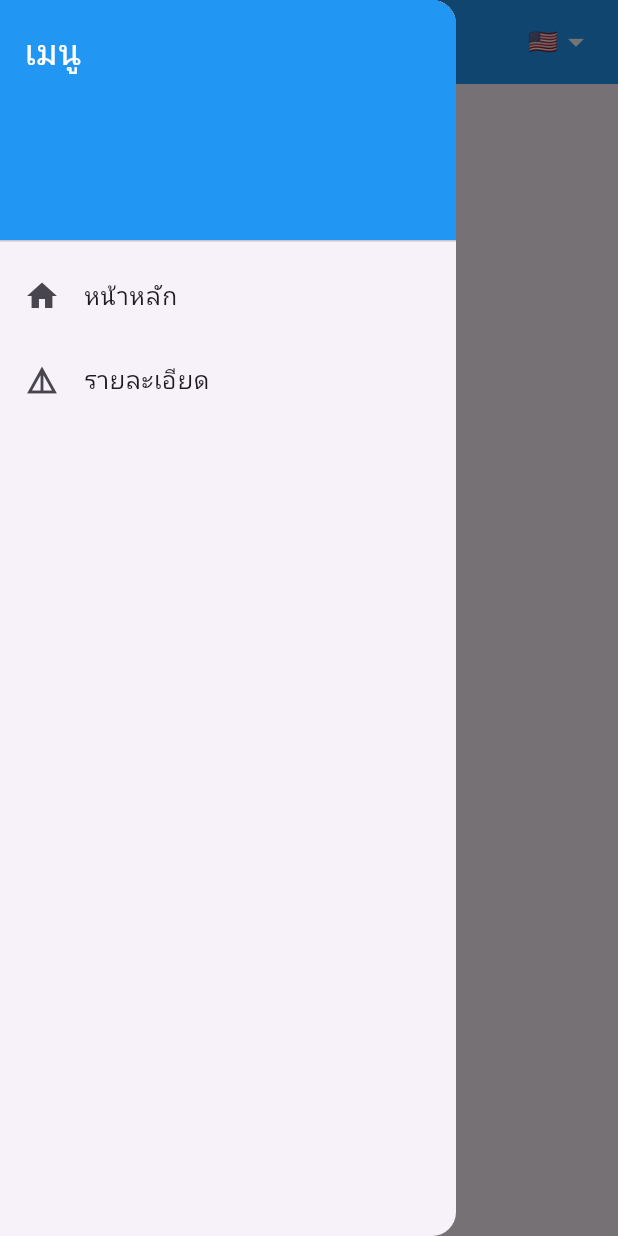
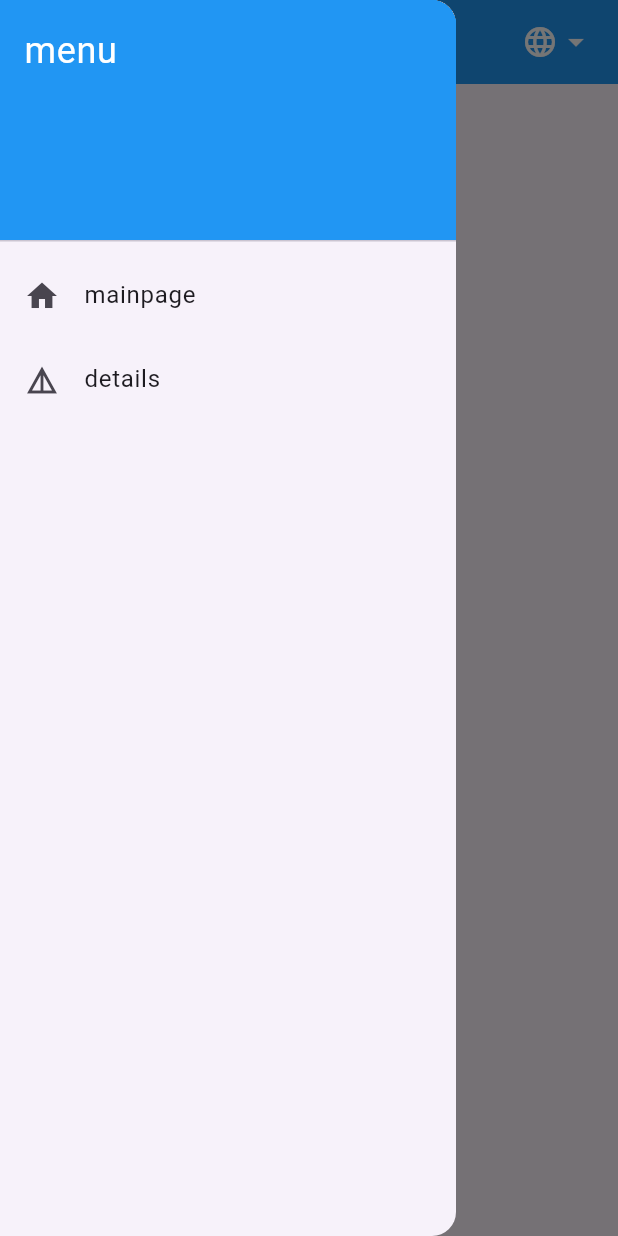
Before and after one commit to Bossy8bit/Rehab2024_flutter, a Flutter app: the screen it shows after launch, with the side drawer open, on a phone screen of 412 x 824 dp. Run offline on Flutter 3.47's test engine with Material 3 defaults, Android fonts, the phone set to English and light mode, and no system bars; our stand-ins replace go_router; generated files the repository leaves out were written again.

Commit message:
main_1
adding localization 'en' and 'th'
custom scaffold
and custom mainpage

```diff
--- /dev/null
+++ b/rehab2024/l10n.yaml
@@ -0,0 +1,3 @@
+arb-dir: lib/l10n
+template-arb-file: intl_en.arb
+output-localization-file: app_localizations.dart
--- a/rehab2024/lib/CustomScaffold.dart
+++ b/rehab2024/lib/CustomScaffold.dart
@@ -1,51 +1,34 @@
-
 import 'package:flutter/material.dart';
-// import 'package:flutter_gen/gen_l10n/app_localizations.dart';
+import 'package:flutter_gen/gen_l10n/app_localizations.dart';
 import 'package:go_router/go_router.dart';
 
-class CustomScaffold extends StatefulWidget {
-  final String title;
+class CustomScaffold extends StatelessWidget {
   final Widget body;
+  final AppBar appBar;
+  final Function(Locale) changeLanguage;
 
- CustomScaffold({required this.title, required this.body, required AppBar appBar});
-
-  @override
-  _CustomScaffoldState createState() => _CustomScaffoldState();
-}
-
-class _CustomScaffoldState extends State<CustomScaffold> {
-  Locale _locale = Locale('en'); // กำหนดค่าเริ่มต้นเป็นภาษาอังกฤษ
-
-  void _changeLanguage(Locale locale) {
-    setState(() {
-      _locale = locale;
-    });
-  }
+  CustomScaffold({
+    required this.body,
+    required this.appBar,
+    required this.changeLanguage,
+  });
 
   @override
   Widget build(BuildContext context) {
-    return Localizations.override(
-      context: context,
-      locale: _locale,
-      child: Scaffold(
-        appBar: _buildAppBar(context),
-        drawer: _buildDrawer(context), // เพิ่ม Drawer ที่นี่
-        body: widget.body,
-      ),
-    );
-  }
-
-  AppBar _buildAppBar(BuildContext context) {
-    return AppBar(
-      // title: Text(AppLocalizations.of(context)!.homeTitle),
-      title: Icon(Icons.auto_awesome_motion),
+  return Scaffold(
+    appBar: AppBar(
+      title: Text(AppLocalizations.of(context)!.mainpage),
       backgroundColor: Colors.blue,
       centerTitle: true,
       actions: [
-        _buildLanguageDropdown(),
+        _buildLanguageDropdown(), // เพิ่ม dropdown เพื่อเลือกภาษา
       ],
-    );
-  }
+    ),
+    drawer: _buildDrawer(context), // Add the drawer here
+    body: body,
+  );
+}
+
 
   Widget _buildLanguageDropdown() {
     return Padding(
@@ -54,15 +37,13 @@ class _CustomScaffoldState extends State<CustomScaffold> {
         child: DropdownButton<Locale>(
           icon: Row(
             children: [
-              Text(
-                _getFlagEmoji(_locale.languageCode), // ใช้ฟังก์ชัน _getFlagEmoji() ในการเลือกธง
-              ),
+              Icon(Icons.language, color: Colors.white),
               Icon(Icons.arrow_drop_down, color: Colors.white),
             ],
           ),
           onChanged: (Locale? newLocale) {
             if (newLocale != null) {
-              _changeLanguage(newLocale);
+              changeLanguage(newLocale); // เรียกใช้ฟังก์ชัน changeLanguage เพื่อเปลี่ยนภาษา
             }
           },
           items: [
@@ -74,16 +55,39 @@ class _CustomScaffoldState extends State<CustomScaffold> {
     );
   }
 
-  // ฟังก์ชันที่คืนค่า Emoji ของธงตามรหัสภาษา
-  String _getFlagEmoji(String languageCode) {
-    switch (languageCode) {
-      case 'en':
-        return '🇺🇸'; // ธงอเมริกา สำหรับภาษาอังกฤษ
-      case 'th':
-        return '🇹🇭'; // ธงไทย สำหรับภาษาไทย
-      default:
-        return '🌐'; // ธงโลก สำหรับภาษาที่ไม่รู้จัก
-    }
+  Widget _buildDrawer(BuildContext context) {
+    return Drawer(
+      child: ListView(
+        children: [
+          DrawerHeader(
+            decoration: BoxDecoration(color: Colors.blue),
+            child: Text(
+              AppLocalizations.of(context)!.menu,
+              style: TextStyle(color: Colors.white, fontSize: 24),
+            ),
+          ),
+          ListTile(
+            leading: Icon(Icons.home),
+            // title: Text('หน้าหลัก'),
+            title: Text(AppLocalizations.of(context)!.mainpage),
+            onTap: () {
+              Navigator.pop(context);
+              context.go('/'); // นำทางไปที่หน้าหลัก
+            },
+          ),
+          ListTile(
+            leading: Icon(Icons.details),
+            // title: Text('รายละเอียด'),
+            title: Text(AppLocalizations.of(context)!.details),
+            onTap: () {
+              Navigator.pop(context);
+              context.go('/details'); // นำทางไปที่หน้ารายละเอียด
+            },
+          ),
+          // สามารถเพิ่มรายการอื่น ๆ ได้ตามต้องการ
+        ],
+      ),
+    );
   }
 
   DropdownMenuItem<Locale> _buildDropdownMenuItem(Locale locale, String flag, String text) {
@@ -98,37 +102,4 @@ class _CustomScaffoldState extends State<CustomScaffold> {
       ),
     );
   }
-
-  Widget _buildDrawer(BuildContext context) {
-    return Drawer(
-      child: ListView(
-        children: [
-          DrawerHeader(
-            decoration: BoxDecoration(color: Colors.blue),
-            child: Text(
-              'เมนู',
-              style: TextStyle(color: Colors.white, fontSize: 24),
-            ),
-          ),
-          ListTile(
-            leading: Icon(Icons.home),
-            title: Text('หน้าหลัก'),
-            onTap: () {
-              Navigator.pop(context);
-              context.go('/'); // นำทางไปที่หน้าหลัก
-            },
-          ),
-          ListTile(
-            leading: Icon(Icons.details),
-            title: Text('รายละเอียด'),
-            onTap: () {
-              Navigator.pop(context);
-              context.go('/details'); // นำทางไปที่หน้ารายละเอียด
-            },
-          ),
-          // สามารถเพิ่มรายการอื่น ๆ ได้ตามต้องการ
-        ],
-      ),
-    );
-  }
 }
--- a/rehab2024/lib/HomeScreen.dart
+++ b/rehab2024/lib/HomeScreen.dart
@@ -1,20 +1,20 @@
 
 import 'package:flutter/material.dart';
 import 'package:go_router/go_router.dart';
-import 'package:rehab2024/CustomScaffold.dart';
+import 'package:flutter_gen/gen_l10n/app_localizations.dart';
 
-
+import 'CustomScaffold.dart';
 
 class HomeScreen extends StatelessWidget {
+   final Function(Locale) changeLanguage;
+
+  HomeScreen({required this.changeLanguage});
 
   @override
-
   Widget build(BuildContext context) {
     return CustomScaffold(
-      appBar: AppBar(
-        title: Text('หน้าหลัก'),
-      ),
-      title: 'หน้าหลัก',
+      changeLanguage: changeLanguage,
+      appBar: AppBar(),
       body: SingleChildScrollView(
         child:Center(
         child: Column(
@@ -25,7 +25,7 @@ class HomeScreen extends StatelessWidget {
               onPressed: () {
                 context.go('/'); // นำทางไปที่หน้าhome
               },
-              child: Text('ไปที่หน้าHome'),
+              child:  Text(AppLocalizations.of(context)!.gotohome)
             ),
 
             SizedBox(height: 10),
--- /dev/null
+++ b/rehab2024/lib/l10n/intl_en.arb
@@ -0,0 +1,7 @@
+{
+    "helloworld":"helloworld",
+    "mainpage":"mainpage",
+    "menu":"menu",
+    "details":"details",
+    "gotohome":"gotohome"
+}
--- /dev/null
+++ b/rehab2024/lib/l10n/intl_th.arb
@@ -0,0 +1,7 @@
+{
+    "helloworld":"สวัสดี",
+    "mainpage":"หน้าหลัก",
+    "menu":"เมนู",
+    "details":"รายละเอียด",
+    "gotohome":"ไปที่หน้าโฮม"
+}
--- a/rehab2024/lib/main.dart
+++ b/rehab2024/lib/main.dart
@@ -1,51 +1,104 @@
+
+
+// import 'package:flutter/material.dart';
+// import 'package:flutter_localizations/flutter_localizations.dart';
+// import 'package:go_router/go_router.dart';
+// import 'package:flutter_gen/gen_l10n/app_localizations.dart';
+// import 'HomeScreen.dart';
+
+// void main() {
+//   runApp(MyApp());
+// }
+
+// class MyApp extends StatefulWidget {
+//   @override
+//   _MyAppState createState() => _MyAppState();
+// }
+// class _MyAppState extends State<MyApp> {
+//   Locale _locale = Locale('en'); // Default locale
+
+//   // Function to update the app's locale
+//   void _changeLanguage(Locale locale) {
+//     setState(() {
+//       _locale = locale;
+//     });
+//   }
+
+//   @override
+//   Widget build(BuildContext context) {
+//     final GoRouter _router = GoRouter(
+//       routes: [
+//         GoRoute(
+//           path: '/',
+//           builder: (context, state) => HomeScreen(),
+//         ),
+//       ],
+//     );
+
+//     return MaterialApp.router(
+//       routerConfig: _router,
+//       locale: _locale, // Set the locale for the entire app
+//       debugShowCheckedModeBanner: false,
+//       localizationsDelegates: [
+//         AppLocalizations.delegate,
+//         GlobalMaterialLocalizations.delegate,
+//         GlobalWidgetsLocalizations.delegate,
+//         GlobalCupertinoLocalizations.delegate,
+//       ],
+//       supportedLocales: AppLocalizations.supportedLocales,
+//     );
+//   }
+// }
+
+
 import 'package:flutter/material.dart';
+import 'package:flutter_localizations/flutter_localizations.dart';
 import 'package:go_router/go_router.dart';
-
+import 'package:flutter_gen/gen_l10n/app_localizations.dart';
 import 'HomeScreen.dart';
 
+import 'CustomScaffold.dart';
 
 void main() {
   runApp(MyApp());
 }
 
-class MyApp extends StatelessWidget {
-  MyApp({Key? key}) : super(key: key);
+class MyApp extends StatefulWidget {
+  @override
+  _MyAppState createState() => _MyAppState();
+}
+class _MyAppState extends State<MyApp> {
+  Locale _locale = Locale('en'); // Default locale
 
-  // สร้าง GoRouter
-  final GoRouter _router = GoRouter(
-    routes: [
-      GoRoute(
-        path: '/',
-        builder: (context, state) => HomeScreen(),
-      ),
-
-
-
-
-
-
-    ],
-  );
+  // Function to update the app's locale
+  void _changeLanguage(Locale locale) {
+    setState(() {
+      _locale = locale;
+    });
+  }
 
   @override
   Widget build(BuildContext context) {
+    final GoRouter _router = GoRouter(
+      routes: [
+        GoRoute(
+          path: '/',
+          builder: (context, state) => HomeScreen(changeLanguage: _changeLanguage), // Pass changeLanguage to HomeScreen
+        ),
+      ],
+    );
+
     return MaterialApp.router(
       routerConfig: _router,
-
-      title: 'GoRouter',
-
-      theme: ThemeData(
-        primarySwatch: Colors.blue,
-      ),
+      locale: _locale, // Set the locale for the entire app
       debugShowCheckedModeBanner: false,
-      // localizationsDelegates: [
-      //   AppLocalizations.delegate, // Delegate สำหรับการจัดการ localization ของเรา
-      //   GlobalMaterialLocalizations.delegate,
-      //   GlobalWidgetsLocalizations.delegate,
-      //   GlobalCupertinoLocalizations.delegate,
-      // ],
-      // supportedLocales: AppLocalizations.supportedLocales,
+      localizationsDelegates: [
+        AppLocalizations.delegate,
+        GlobalMaterialLocalizations.delegate,
+        GlobalWidgetsLocalizations.delegate,
+        GlobalCupertinoLocalizations.delegate,
+      ],
+      supportedLocales: AppLocalizations.supportedLocales,
     );
-
   }
 }
--- a/rehab2024/pubspec.yaml
+++ b/rehab2024/pubspec.yaml
@@ -31,7 +31,9 @@ dependencies:
   flutter:
     sdk: flutter
   go_router: ^6.0.0
-
+  flutter_localizations:
+    sdk: flutter
+  intl: any
   # The following adds the Cupertino Icons font to your application.
   # Use with the CupertinoIcons class for iOS style icons.
   cupertino_icons: ^1.0.8
@@ -52,7 +54,7 @@ dev_dependencies:
 
 # The following section is specific to Flutter packages.
 flutter:
-
+  generate: true
   # The following line ensures that the Material Icons font is
   # included with your application, so that you can use the icons in
   # the material Icons class.
```
Also changed, not shown: rehab2024/pubspec.lock, 1 other file.
